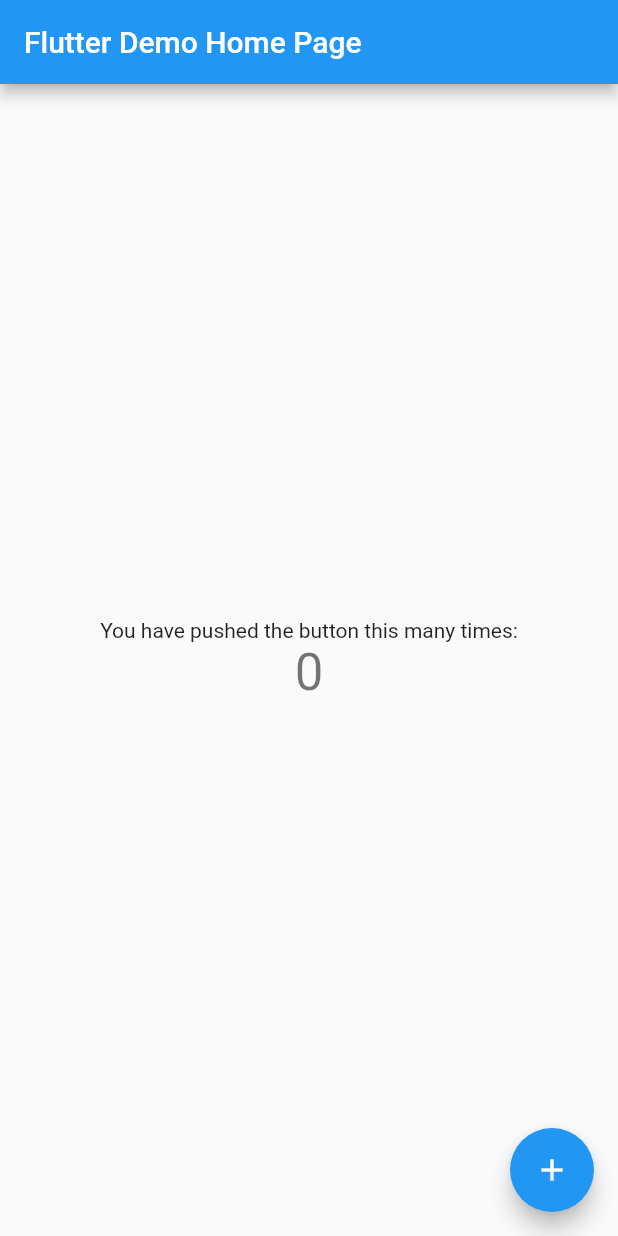
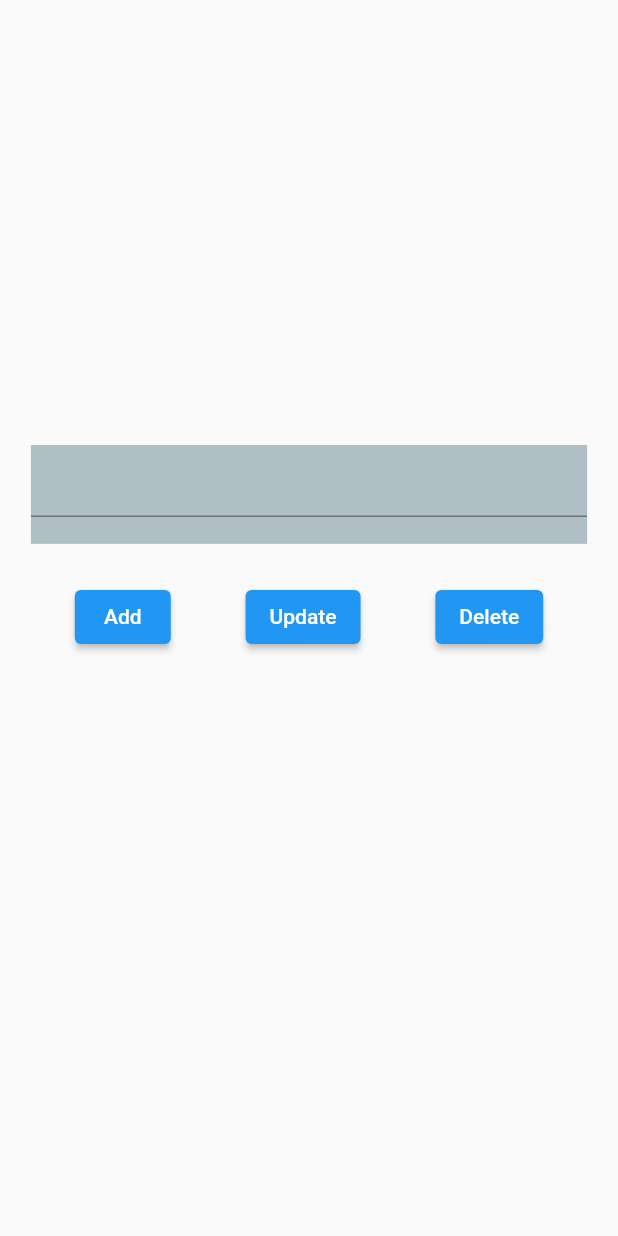
Before and after one commit to JiaNoor/basicfunctionality, a Flutter app: the screen it shows after launch, on a phone screen of 412 x 824 dp. Run offline on Flutter 3.47's test engine with Material 2 defaults, Android fonts, the light colour scheme and no system bars.

Commit message:
insert,update,delete

```diff
--- /dev/null
+++ b/lib/functions.dart
@@ -0,0 +1,101 @@
+import 'package:flutter/material.dart';
+import 'dart:core';
+
+class Funct extends StatefulWidget {
+  const Funct({Key? key}) : super(key: key);
+
+  @override
+  _FunctState createState() => _FunctState();
+}
+
+class _FunctState extends State<Funct> {
+  TextEditingController txt = TextEditingController();
+  var getText = "";
+  var data = [];
+  add() {
+    setState(() {
+      data.add(getText);
+      print(data);
+    });
+  }
+
+  update() {
+    setState(() {
+      if (data.isEmpty == false) {
+        data.removeLast();
+      }
+      ;
+      data.add(getText);
+      print(data);
+    });
+  }
+
+  delete() {
+    setState(() {
+      print(data.removeLast());
+    });
+  }
+
+  @override
+  Widget build(BuildContext context) {
+    return Scaffold(
+      body: SingleChildScrollView(
+        child: Column(
+          // mainAxisAlignment: MainAxisAlignment.start,
+          //crossAxisAlignment: CrossAxisAlignment.start,
+          children: [
+            SizedBox(
+              height: MediaQuery.of(context).size.height * 0.36,
+            ),
+            Container(
+              color: Colors.blueGrey[200],
+              height: MediaQuery.of(context).size.height * 0.08,
+              width: MediaQuery.of(context).size.width * 0.9,
+              child: TextField(
+                controller: txt,
+                onChanged: (value) {
+                  getText = value;
+                },
+              ),
+            ),
+            SizedBox(
+              height: MediaQuery.of(context).size.height * 0.03,
+            ),
+            Row(
+              mainAxisAlignment: MainAxisAlignment.spaceEvenly,
+              crossAxisAlignment: CrossAxisAlignment.end,
+              children: [
+                ElevatedButton(
+                    onPressed: () {
+                      add();
+                      txt.clear();
+                    },
+                    child: Text("Add")),
+                ElevatedButton(
+                    onPressed: () {
+                      update();
+                      txt.clear();
+                    },
+                    child: Text("Update")),
+                ElevatedButton(
+                    onPressed: () {
+                      delete();
+                      txt.clear();
+                    },
+                    child: Text("Delete")),
+              ],
+            ),
+            ListView.builder(
+              shrinkWrap: true,
+              physics: NeverScrollableScrollPhysics(),
+              itemCount: data.length,
+              itemBuilder: (context, index) {
+                return Text(data[index]);
+              },
+            )
+          ],
+        ),
+      ),
+    );
+  }
+}
--- a/lib/main.dart
+++ b/lib/main.dart
@@ -1,113 +1,18 @@
 import 'package:flutter/material.dart';
+import 'package:basic_functionality/functions.dart';
 
 void main() {
   runApp(MyApp());
 }
 
 class MyApp extends StatelessWidget {
-  // This widget is the root of your application.
+  const MyApp({Key? key}) : super(key: key);
+
   @override
   Widget build(BuildContext context) {
     return MaterialApp(
-      title: 'Flutter Demo',
-      theme: ThemeData(
-        // This is the theme of your application.
-        //
-        // Try running your application with "flutter run". You'll see the
-        // application has a blue toolbar. Then, without quitting the app, try
-        // changing the primarySwatch below to Colors.green and then invoke
-        // "hot reload" (press "r" in the console where you ran "flutter run",
-        // or simply save your changes to "hot reload" in a Flutter IDE).
-        // Notice that the counter didn't reset back to zero; the application
-        // is not restarted.
-        primarySwatch: Colors.blue,
-      ),
-      home: MyHomePage(title: 'Flutter Demo Home Page'),
+      debugShowCheckedModeBanner: false,
+      home: Funct(),
     );
   }
 }
-
-class MyHomePage extends StatefulWidget {
-  MyHomePage({Key? key, required this.title}) : super(key: key);
-
-  // This widget is the home page of your application. It is stateful, meaning
-  // that it has a State object (defined below) that contains fields that affect
-  // how it looks.
-
-  // This class is the configuration for the state. It holds the values (in this
-  // case the title) provided by the parent (in this case the App widget) and
-  // used by the build method of the State. Fields in a Widget subclass are
-  // always marked "final".
-
-  final String title;
-
-  @override
-  _MyHomePageState createState() => _MyHomePageState();
-}
-
-class _MyHomePageState extends State<MyHomePage> {
-  int _counter = 0;
-
-  void _incrementCounter() {
-    setState(() {
-      // This call to setState tells the Flutter framework that something has
-      // changed in this State, which causes it to rerun the build method below
-      // so that the display can reflect the updated values. If we changed
-      // _counter without calling setState(), then the build method would not be
-      // called again, and so nothing would appear to happen.
-      _counter++;
-    });
-  }
-
-  @override
-  Widget build(BuildContext context) {
-    // This method is rerun every time setState is called, for instance as done
-    // by the _incrementCounter method above.
-    //
-    // The Flutter framework has been optimized to make rerunning build methods
-    // fast, so that you can just rebuild anything that needs updating rather
-    // than having to individually change instances of widgets.
-    return Scaffold(
-      appBar: AppBar(
-        // Here we take the value from the MyHomePage object that was created by
-        // the App.build method, and use it to set our appbar title.
-        title: Text(widget.title),
-      ),
-      body: Center(
-        // Center is a layout widget. It takes a single child and positions it
-        // in the middle of the parent.
-        child: Column(
-          // Column is also a layout widget. It takes a list of children and
-          // arranges them vertically. By default, it sizes itself to fit its
-          // children horizontally, and tries to be as tall as its parent.
-          //
-          // Invoke "debug painting" (press "p" in the console, choose the
-          // "Toggle Debug Paint" action from the Flutter Inspector in Android
-          // Studio, or the "Toggle Debug Paint" command in Visual Studio Code)
-          // to see the wireframe for each widget.
-          //
-          // Column has various properties to control how it sizes itself and
-          // how it positions its children. Here we use mainAxisAlignment to
-          // center the children vertically; the main axis here is the vertical
-          // axis because Columns are vertical (the cross axis would be
-          // horizontal).
-          mainAxisAlignment: MainAxisAlignment.center,
-          children: <Widget>[
-            Text(
-              'You have pushed the button this many times:',
-            ),
-            Text(
-              '$_counter',
-              style: Theme.of(context).textTheme.headline4,
-            ),
-          ],
-        ),
-      ),
-      floatingActionButton: FloatingActionButton(
-        onPressed: _incrementCounter,
-        tooltip: 'Increment',
-        child: Icon(Icons.add),
-      ), // This trailing comma makes auto-formatting nicer for build methods.
-    );
-  }
-}
```
